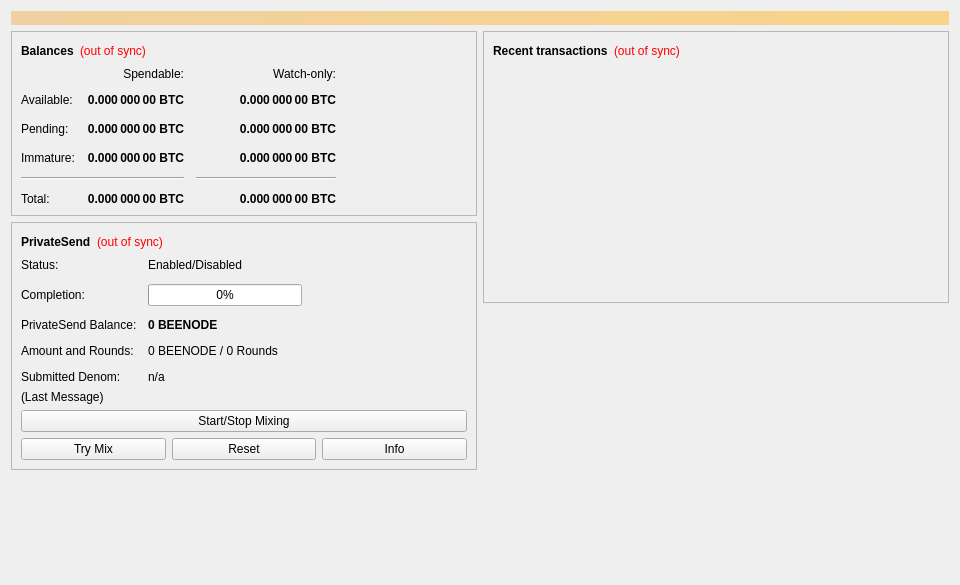
Old version of the form src/qt/forms/overviewpage.ui in the repository bee-group/beenode.
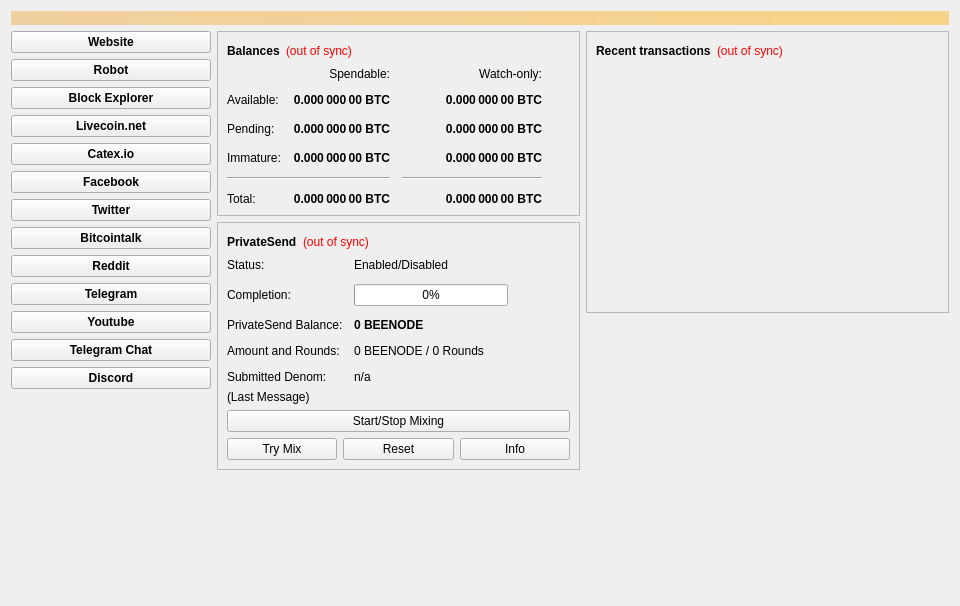
New version of the form.

```diff
--- a/src/qt/forms/overviewpage.ui
+++ b/src/qt/forms/overviewpage.ui
@@ -7,13 +7,13 @@
     <x>0</x>
     <y>0</y>
     <width>960</width>
-    <height>585</height>
+    <height>606</height>
    </rect>
   </property>
   <property name="minimumSize">
    <size>
     <width>960</width>
-    <height>0</height>
+    <height>606</height>
    </size>
   </property>
   <property name="windowTitle">
@@ -40,7 +40,339 @@
     </widget>
    </item>
    <item>
-    <layout class="QHBoxLayout" name="horizontalLayout" stretch="1,1">
+    <layout class="QHBoxLayout" name="horizontalLayout" stretch="0,1,1">
+     <item>
+      <layout class="QFormLayout" name="formLayout">
+       <property name="rightMargin">
+        <number>0</number>
+       </property>
+       <item row="0" column="0">
+        <widget class="QPushButton" name="pushButton">
+         <property name="minimumSize">
+          <size>
+           <width>200</width>
+           <height>0</height>
+          </size>
+         </property>
+         <property name="maximumSize">
+          <size>
+           <width>200</width>
+           <height>22</height>
+          </size>
+         </property>
+         <property name="font">
+          <font>
+           <weight>75</weight>
+           <bold>true</bold>
+          </font>
+         </property>
+         <property name="text">
+          <string>Website</string>
+         </property>
+        </widget>
+       </item>
+       <item row="1" column="0">
+        <widget class="QPushButton" name="pushButton_2">
+         <property name="minimumSize">
+          <size>
+           <width>200</width>
+           <height>0</height>
+          </size>
+         </property>
+         <property name="maximumSize">
+          <size>
+           <width>200</width>
+           <height>22</height>
+          </size>
+         </property>
+         <property name="font">
+          <font>
+           <weight>75</weight>
+           <bold>true</bold>
+          </font>
+         </property>
+         <property name="text">
+          <string>Robot</string>
+         </property>
+        </widget>
+       </item>
+       <item row="2" column="0">
+        <widget class="QPushButton" name="pushButton_3">
+         <property name="minimumSize">
+          <size>
+           <width>200</width>
+           <height>0</height>
+          </size>
+         </property>
+         <property name="maximumSize">
+          <size>
+           <width>200</width>
+           <height>22</height>
+          </size>
+         </property>
+         <property name="font">
+          <font>
+           <weight>75</weight>
+           <bold>true</bold>
+          </font>
+         </property>
+         <property name="text">
+          <string>Block Explorer</string>
+         </property>
+        </widget>
+       </item>
+       <item row="3" column="0">
+        <widget class="QPushButton" name="pushButton_4">
+         <property name="minimumSize">
+          <size>
+           <width>200</width>
+           <height>0</height>
+          </size>
+         </property>
+         <property name="maximumSize">
+          <size>
+           <width>200</width>
+           <height>22</height>
+          </size>
+         </property>
+         <property name="font">
+          <font>
+           <weight>75</weight>
+           <bold>true</bold>
+          </font>
+         </property>
+         <property name="text">
+          <string>Livecoin.net</string>
+         </property>
+        </widget>
+       </item>
+       <item row="4" column="0">
+        <widget class="QPushButton" name="pushButton_5">
+         <property name="minimumSize">
+          <size>
+           <width>200</width>
+           <height>0</height>
+          </size>
+         </property>
+         <property name="maximumSize">
+          <size>
+           <width>200</width>
+           <height>22</height>
+          </size>
+         </property>
+         <property name="font">
+          <font>
+           <weight>75</weight>
+           <bold>true</bold>
+          </font>
+         </property>
+         <property name="text">
+          <string>Catex.io</string>
+         </property>
+        </widget>
+       </item>
+       <item row="5" column="0">
+        <widget class="QPushButton" name="pushButton_6">
+         <property name="minimumSize">
+          <size>
+           <width>200</width>
+           <height>0</height>
+          </size>
+         </property>
+         <property name="maximumSize">
+          <size>
+           <width>200</width>
+           <height>22</height>
+          </size>
+         </property>
+         <property name="font">
+          <font>
+           <weight>75</weight>
+           <bold>true</bold>
+          </font>
+         </property>
+         <property name="text">
+          <string>Facebook</string>
+         </property>
+        </widget>
+       </item>
+       <item row="6" column="0">
+        <widget class="QPushButton" name="pushButton_7">
+         <property name="minimumSize">
+          <size>
+           <width>200</width>
+           <height>0</height>
+          </size>
+         </property>
+         <property name="maximumSize">
+          <size>
+           <width>200</width>
+           <height>22</height>
+          </size>
+         </property>
+         <property name="font">
+          <font>
+           <weight>75</weight>
+           <bold>true</bold>
+          </font>
+         </property>
+         <property name="text">
+          <string>Twitter</string>
+         </property>
+        </widget>
+       </item>
+       <item row="7" column="0">
+        <widget class="QPushButton" name="pushButton_8">
+         <property name="minimumSize">
+          <size>
+           <width>200</width>
+           <height>0</height>
+          </size>
+         </property>
+         <property name="maximumSize">
+          <size>
+           <width>200</width>
+           <height>22</height>
+          </size>
+         </property>
+         <property name="font">
+          <font>
+           <weight>75</weight>
+           <bold>true</bold>
+          </font>
+         </property>
+         <property name="text">
+          <string>Bitcointalk</string>
+         </property>
+        </widget>
+       </item>
+       <item row="8" column="0">
+        <widget class="QPushButton" name="pushButton_9">
+         <property name="minimumSize">
+          <size>
+           <width>200</width>
+           <height>0</height>
+          </size>
+         </property>
+         <property name="maximumSize">
+          <size>
+           <width>200</width>
+           <height>22</height>
+          </size>
+         </property>
+         <property name="font">
+          <font>
+           <weight>75</weight>
+           <bold>true</bold>
+          </font>
+         </property>
+         <property name="text">
+          <string>Reddit</string>
+         </property>
+        </widget>
+       </item>
+       <item row="9" column="0">
+        <widget class="QPushButton" name="pushButton_10">
+         <property name="minimumSize">
+          <size>
+           <width>200</width>
+           <height>0</height>
+          </size>
+         </property>
+         <property name="maximumSize">
+          <size>
+           <width>200</width>
+           <height>22</height>
+          </size>
+         </property>
+         <property name="font">
+          <font>
+           <weight>75</weight>
+           <bold>true</bold>
+          </font>
+         </property>
+         <property name="text">
+          <string>Telegram</string>
+         </property>
+        </widget>
+       </item>
+       <item row="10" column="0">
+        <widget class="QPushButton" name="pushButton_11">
+         <property name="minimumSize">
+          <size>
+           <width>200</width>
+           <height>0</height>
+          </size>
+         </property>
+         <property name="maximumSize">
+          <size>
+           <width>200</width>
+           <height>22</height>
+          </size>
+         </property>
+         <property name="font">
+          <font>
+           <weight>75</weight>
+           <bold>true</bold>
+          </font>
+         </property>
+         <property name="text">
+          <string>Youtube</string>
+         </property>
+        </widget>
+       </item>
+       <item row="11" column="0">
+        <widget class="QPushButton" name="pushButton_12">
+         <property name="minimumSize">
+          <size>
+           <width>200</width>
+           <height>0</height>
+          </size>
+         </property>
+         <property name="maximumSize">
+          <size>
+           <width>200</width>
+           <height>22</height>
+          </size>
+         </property>
+         <property name="font">
+          <font>
+           <weight>75</weight>
+           <bold>true</bold>
+          </font>
+         </property>
+         <property name="text">
+          <string>Telegram Chat</string>
+         </property>
+        </widget>
+       </item>
+       <item row="12" column="0">
+        <widget class="QPushButton" name="pushButton_13">
+         <property name="minimumSize">
+          <size>
+           <width>200</width>
+           <height>0</height>
+          </size>
+         </property>
+         <property name="maximumSize">
+          <size>
+           <width>200</width>
+           <height>22</height>
+          </size>
+         </property>
+         <property name="font">
+          <font>
+           <weight>75</weight>
+           <bold>true</bold>
+          </font>
+         </property>
+         <property name="text">
+          <string>Discord</string>
+         </property>
+        </widget>
+       </item>
+      </layout>
+     </item>
      <item>
       <layout class="QVBoxLayout" name="verticalLayout_2">
        <item>
```
Left out of the diff: 2 changed lines with no effect on the pictures.
